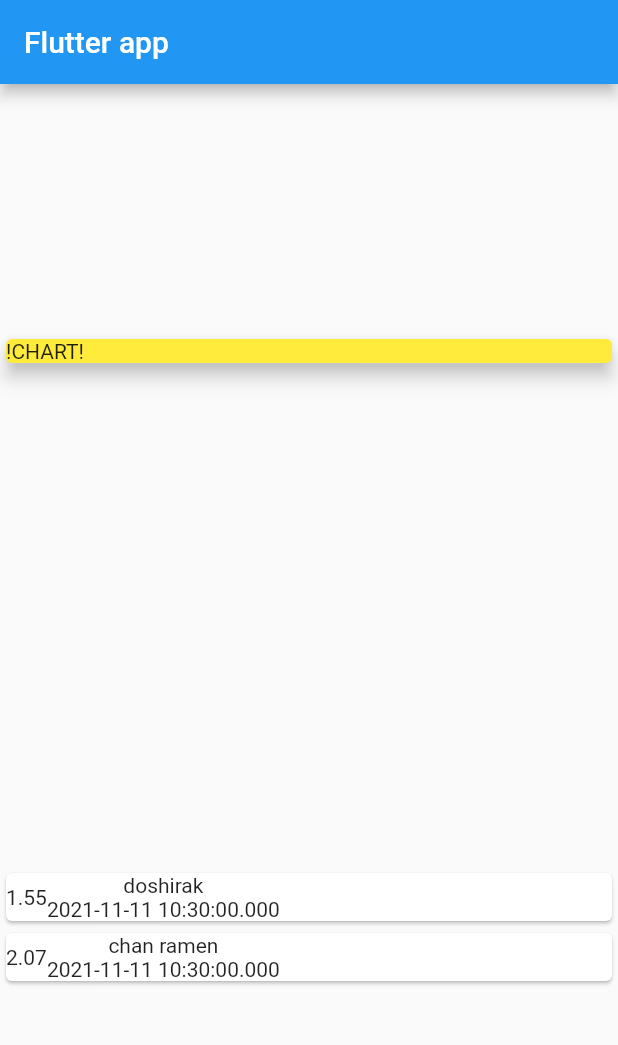
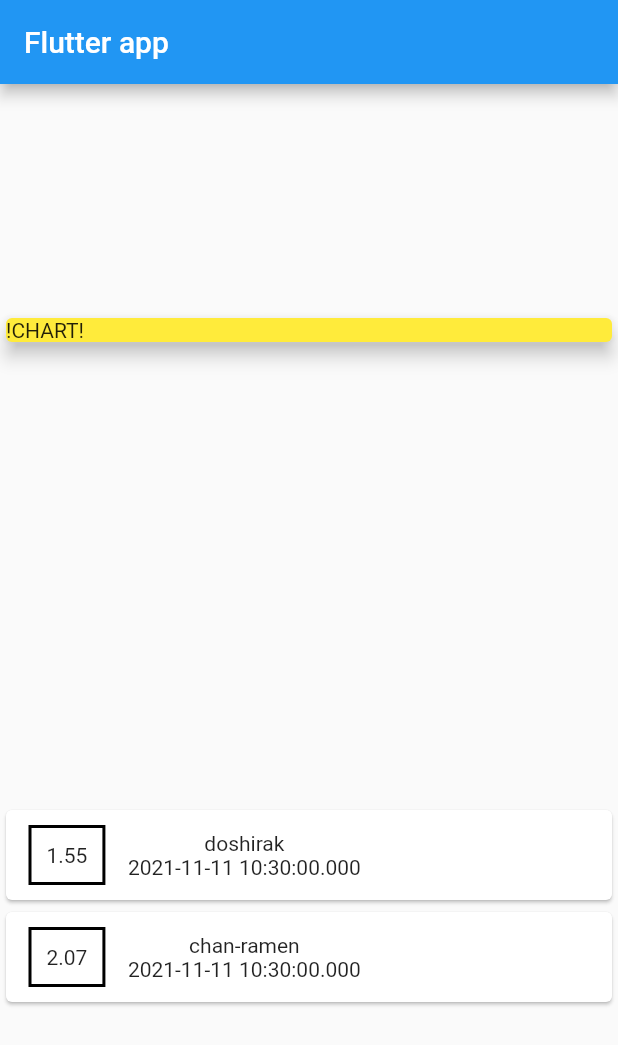
Before and after one commit to bullshitman/personal_expenses, a Flutter app: the screen it shows after launch, on a phone screen of 412 x 824 dp. Shown: the top 1045 px of the screen. Run offline on Flutter 3.47's test engine with Material 2 defaults, Android fonts, the phone set to English and light mode, and no system bars.

Commit message:
some minor changes

```diff
--- a/lib/main.dart
+++ b/lib/main.dart
@@ -18,7 +18,7 @@ class HomePage extends StatelessWidget {
     Transaction(
         id: 't1', title: 'doshirak', amount: 1.55, date: DateTime.now()),
     Transaction(
-        id: 't2', title: 'chan ramen', amount: 2.07, date: DateTime.now()),
+        id: 't2', title: 'chan-ramen', amount: 2.07, date: DateTime.now()),
   ];
 
   @override
@@ -46,13 +46,19 @@ class HomePage extends StatelessWidget {
                   children: [
                     Container(
                       child: Text(tx.amount.toString()),
+                      margin:
+                          EdgeInsets.symmetric(vertical: 10, horizontal: 15),
+                      decoration: BoxDecoration(
+                        border: Border.all(color: Colors.black, width: 2),
+                      ),
+                      padding: EdgeInsets.all(10),
                     ),
                     Column(
                       children: [
                         Text(tx.title),
                         Text(tx.date.toString()),
                       ],
-                    )
+                    ),
                   ],
                 ),
               );
```
